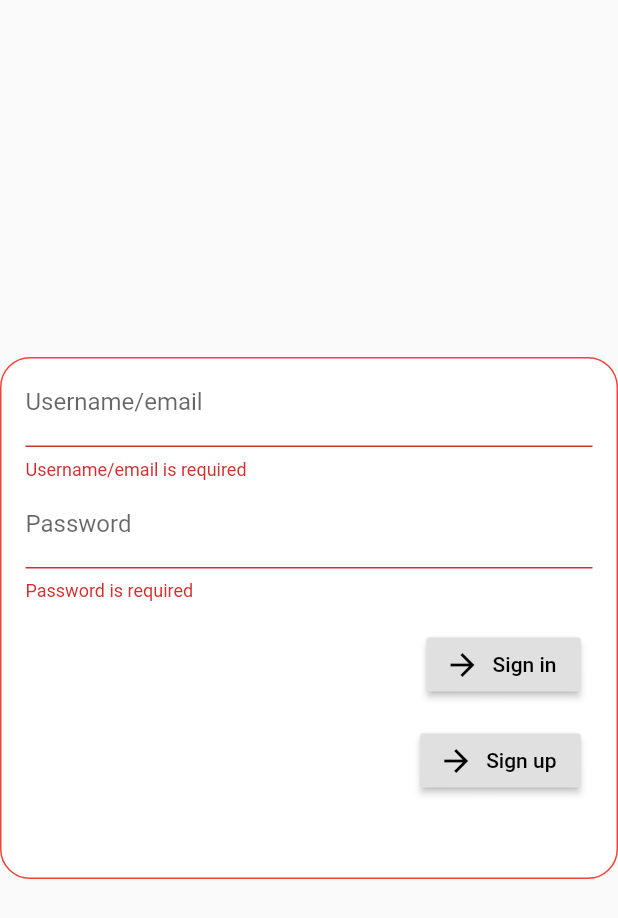
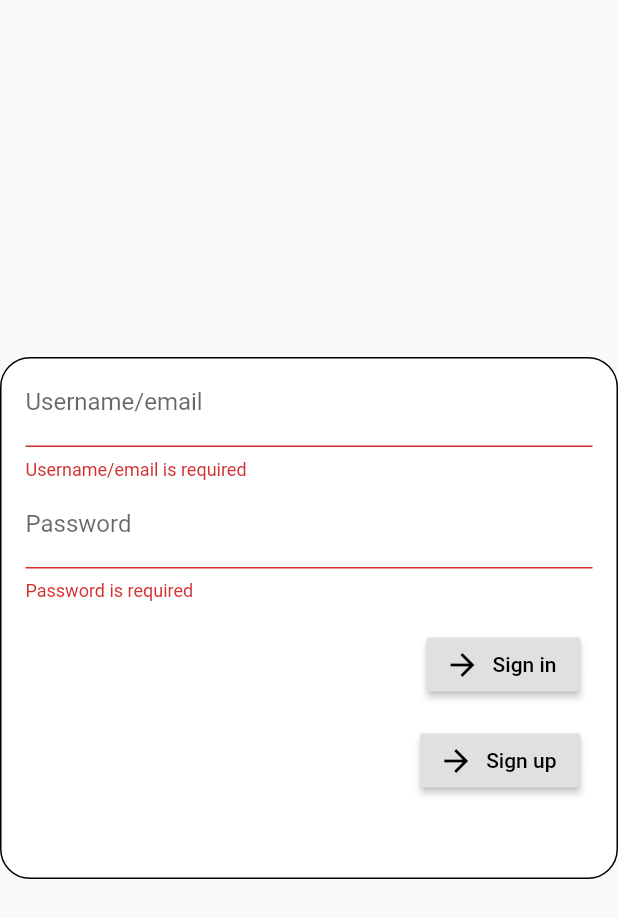
Before and after one commit to mephistofy/lab3, a Flutter app: the screen it shows after launch, on a phone screen of 412 x 824 dp. Shown: the top 918 px of the screen. Run offline on Flutter 3.47's test engine with Material 2 defaults, Android fonts, the light colour scheme and no system bars; our stand-ins replace file_picker, flutter_phoenix, lazy_load_scrollview, shared_preferences; missing offline and left inert: flutter_web_image_picker, shared_preferences_web, universal_html; accounts and stored records are empty.

Commit message:
colors changed

```diff
--- a/lib/screens/login.dart
+++ b/lib/screens/login.dart
@@ -93,7 +93,7 @@ class _Login extends State<Login> {
               decoration: BoxDecoration(
                   color: Colors.white,
                   borderRadius: BorderRadius.circular(20.0),
-                  border: Border.all(color: Colors.red)
+                  border: Border.all(color: Colors.black)
 
               ),
               child: SafeArea(
```
